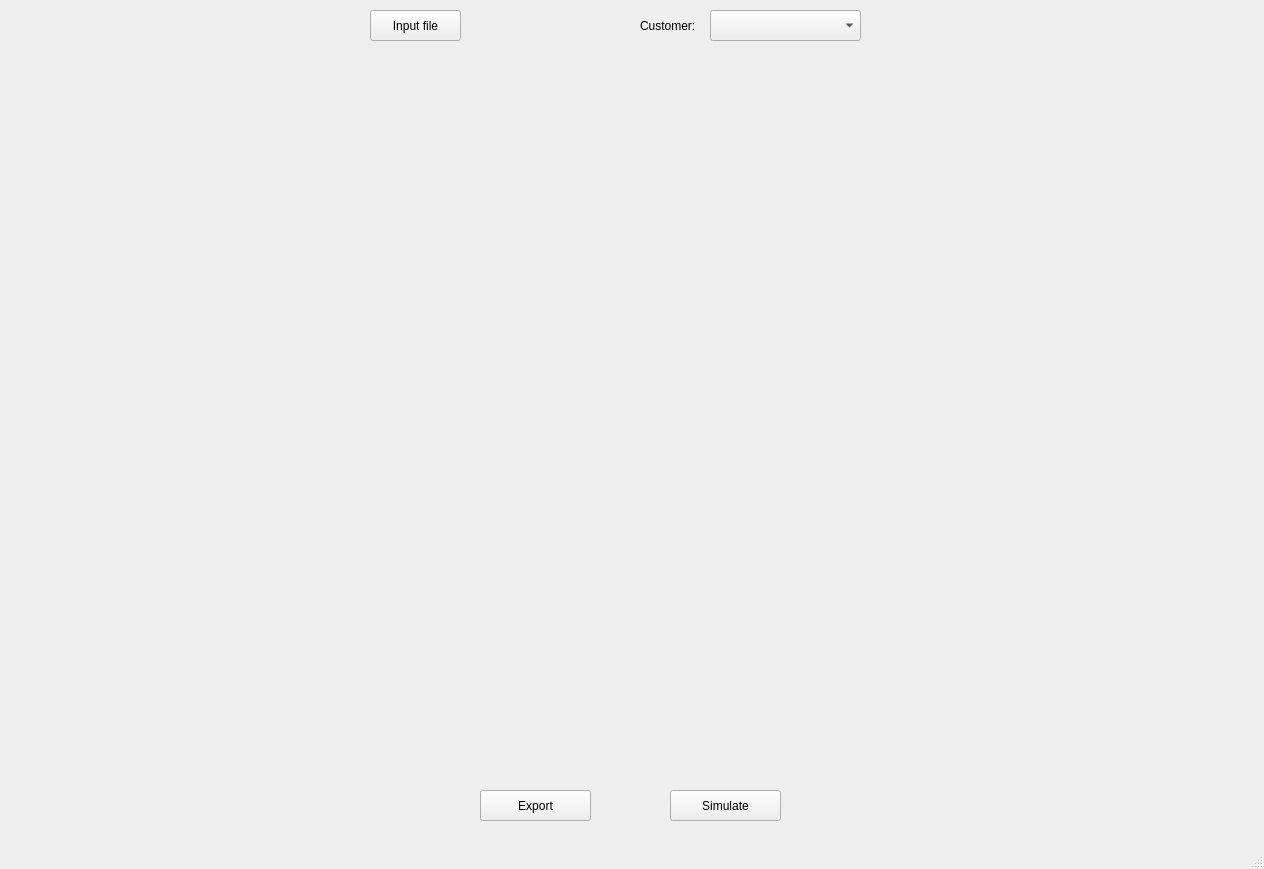
Old version of the form gui.ui in the repository lamtung16/Python-PyQT5.
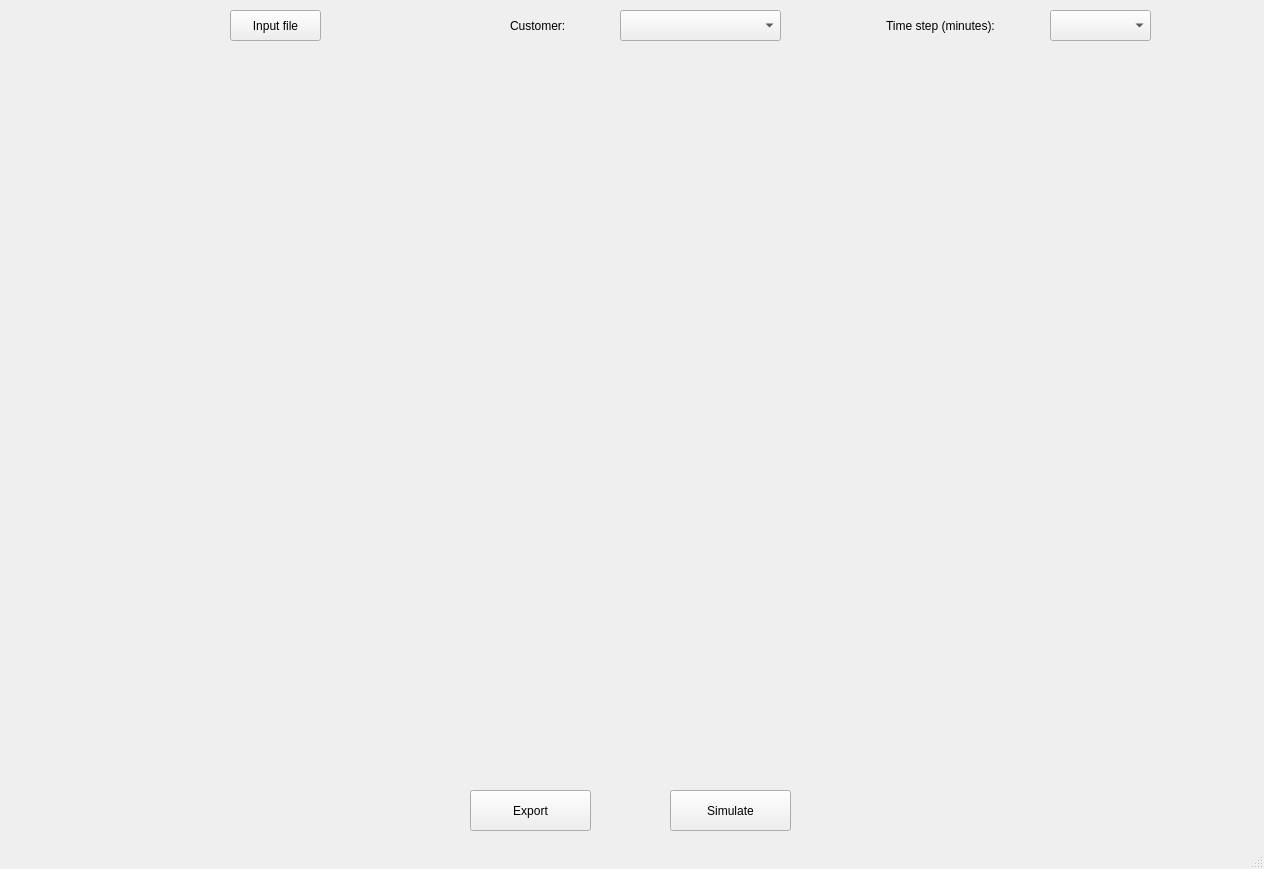
New version of the form.

```diff
--- a/gui.ui
+++ b/gui.ui
@@ -30,8 +30,8 @@
      <rect>
       <x>670</x>
       <y>790</y>
-      <width>111</width>
-      <height>31</height>
+      <width>121</width>
+      <height>41</height>
      </rect>
     </property>
     <property name="text">
@@ -41,10 +41,10 @@
    <widget class="QPushButton" name="Btn_Export">
     <property name="geometry">
      <rect>
-      <x>480</x>
+      <x>470</x>
       <y>790</y>
-      <width>111</width>
-      <height>31</height>
+      <width>121</width>
+      <height>41</height>
      </rect>
     </property>
     <property name="text">
@@ -54,9 +54,9 @@
    <widget class="QLabel" name="label">
     <property name="geometry">
      <rect>
-      <x>640</x>
+      <x>510</x>
       <y>10</y>
-      <width>71</width>
+      <width>101</width>
       <height>31</height>
      </rect>
     </property>
@@ -67,9 +67,9 @@
    <widget class="QComboBox" name="cBox_Customer">
     <property name="geometry">
      <rect>
-      <x>710</x>
+      <x>620</x>
       <y>10</y>
-      <width>151</width>
+      <width>161</width>
       <height>31</height>
      </rect>
     </property>
@@ -77,7 +77,7 @@
    <widget class="QPushButton" name="Btn_Input">
     <property name="geometry">
      <rect>
-      <x>370</x>
+      <x>230</x>
       <y>10</y>
       <width>91</width>
       <height>31</height>
@@ -90,9 +90,9 @@
    <widget class="QLabel" name="label_noti">
     <property name="geometry">
      <rect>
-      <x>350</x>
+      <x>220</x>
       <y>40</y>
-      <width>131</width>
+      <width>151</width>
       <height>21</height>
      </rect>
     </property>
@@ -100,6 +100,29 @@
      <string>&lt;html&gt;&lt;head/&gt;&lt;body&gt;&lt;p align=&quot;center&quot;&gt;&lt;span style=&quot; color:#ff0000;&quot;&gt;&lt;br/&gt;&lt;/span&gt;&lt;/p&gt;&lt;/body&gt;&lt;/html&gt;</string>
     </property>
    </widget>
+   <widget class="QLabel" name="label_2">
+    <property name="geometry">
+     <rect>
+      <x>886</x>
+      <y>5</y>
+      <width>151</width>
+      <height>41</height>
+     </rect>
+    </property>
+    <property name="text">
+     <string>Time step (minutes):</string>
+    </property>
+   </widget>
+   <widget class="QComboBox" name="comboBox">
+    <property name="geometry">
+     <rect>
+      <x>1050</x>
+      <y>10</y>
+      <width>101</width>
+      <height>31</height>
+     </rect>
+    </property>
+   </widget>
   </widget>
   <widget class="QStatusBar" name="statusbar"/>
  </widget>
```
